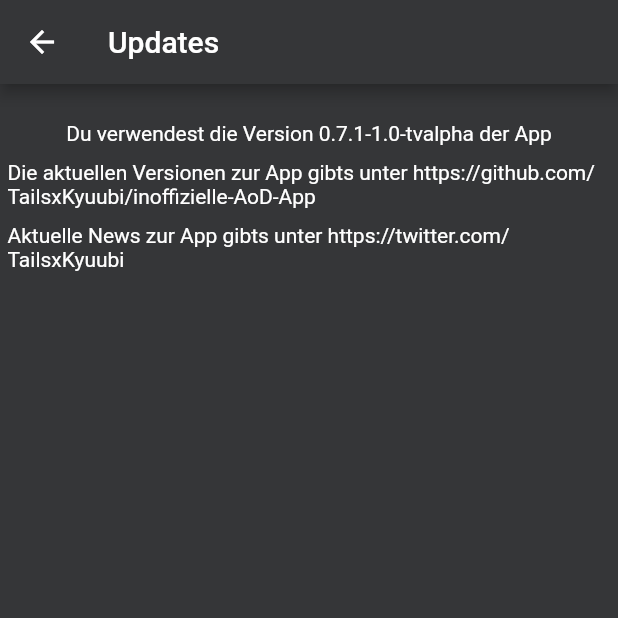
After one commit to TailsxKyuubi/inoffizielle-AoD-App, a Flutter app: the UpdatesPage screen opened by its route, on a phone screen of 412 x 824 dp, the top half of it. The commit adds this screen. Run offline on Flutter 3.47's test engine with Material 2 defaults, Android fonts, the phone set to English and light mode, and no system bars; our stand-ins replace cached_network_image, flutter_secure_storage, flutter_spinkit, html_unescape, shared_preferences, toast and 2 more; missing offline and left inert: flutter_isolate; accounts and stored records are empty.

Commit message:
Update hinweise hinzugefügt

```diff
--- a/lib/main.dart
+++ b/lib/main.dart
@@ -22,6 +22,7 @@ import 'package:unoffical_aod_app/pages/home.dart';
 import 'package:unoffical_aod_app/pages/loading.dart';
 import 'package:unoffical_aod_app/pages/login.dart';
 import 'package:unoffical_aod_app/pages/settings.dart';
+import 'package:unoffical_aod_app/pages/updates.dart';
 import 'package:unoffical_aod_app/widgets/loading_connection_error.dart';
 import 'package:unoffical_aod_app/widgets/player.dart';
 import 'caches/anime.dart';
@@ -51,7 +52,8 @@ class AodApp extends StatelessWidget {
             '/anime': (BuildContext context) => AnimePage(),
             '/animes': (BuildContext context) => AnimesPage(),
             '/settings': (BuildContext context) => SettingsPage(),
-            '/about': (BuildContext context) => AboutPage()
+            '/about': (BuildContext context) => AboutPage(),
+            '/updates': (BuildContext context) => UpdatesPage()
           },
           theme: ThemeData(
               primaryColor: Color.fromRGBO(53, 54, 56, 1),
--- /dev/null
+++ b/lib/pages/updates.dart
@@ -0,0 +1,57 @@
+import 'package:flutter/material.dart';
+
+class UpdatesPage extends StatelessWidget {
+  @override
+  Widget build(BuildContext context) {
+
+    return Scaffold(
+      appBar: AppBar(
+        title: Text('Updates'),
+        backgroundColor: Theme.of(context).primaryColor,
+      ),
+      body: Container(
+        height: MediaQuery.of(context).size.height,
+        width: MediaQuery.of(context).size.width,
+        padding: EdgeInsets.only(
+          top: 20,
+          bottom: 20,
+        ),
+        decoration: BoxDecoration(
+            color: Theme.of(context).primaryColor
+        ),
+        child: Column(
+          children: [
+            Container(
+              padding: EdgeInsets.all(5),
+              child: Text(
+                'Du verwendest die Version 0.7.1-1.0-tvalpha der App',
+                style: TextStyle(
+                    color: Colors.white
+                ),
+              ),
+            ),
+            Container(
+              padding: EdgeInsets.all(5),
+              child: Text(
+                'Die aktuellen Versionen zur App gibts unter https://github.com/TailsxKyuubi/inoffizielle-AoD-App',
+                style: TextStyle(
+                    color: Colors.white
+                ),
+              ),
+            ),
+            Container(
+              padding: EdgeInsets.all(5),
+              child: Text(
+                'Aktuelle News zur App gibts unter https://twitter.com/TailsxKyuubi',
+                style: TextStyle(
+                    color: Colors.white
+                ),
+              ),
+            )
+          ],
+        ),
+      ),
+    );
+  }
+
+}
--- a/lib/widgets/settings/app.dart
+++ b/lib/widgets/settings/app.dart
@@ -79,6 +79,26 @@ class AppSettingsState extends State<AppSettingsWidget> {
               Navigator.pushNamed(context, '/about');
             },
           ),
+          FlatButton(
+            focusColor: Theme.of(context).accentColor,
+            focusNode: FocusNode(),
+            child: Container(
+              width: MediaQuery.of(context).size.width,
+              child: Text(
+                'Updates',
+                textAlign: TextAlign.start,
+                style: TextStyle(
+                  color: Colors.white,
+                  fontSize: 17,
+                  fontWeight: FontWeight.normal,
+                ),
+              ),
+            ),
+            onPressed: (){
+              print('go to updates');
+              Navigator.pushNamed(context, '/updates');
+            },
+          ),
         ],
       ),
     );
--- a/pubspec.yaml
+++ b/pubspec.yaml
@@ -11,7 +11,7 @@ description: A Fanmade app
 # In iOS, build-name is used as CFBundleShortVersionString while build-number used as CFBundleVersion.
 # Read more about iOS versioning at
 # https://developer.apple.com/library/archive/documentation/General/Reference/InfoPlistKeyReference/Articles/CoreFoundationKeys.html
-version: 0.7.1
+version: 0.7.1-1.0-tvalpha
 
 environment:
   sdk: ">=2.1.0 <3.0.0"
```
